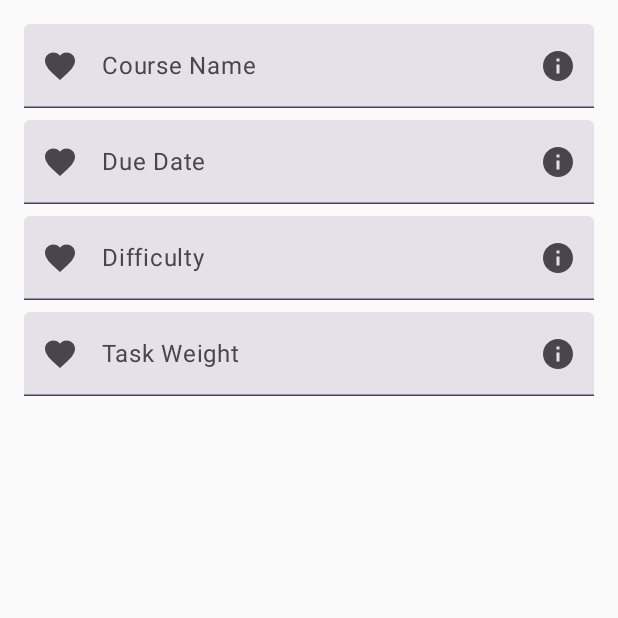
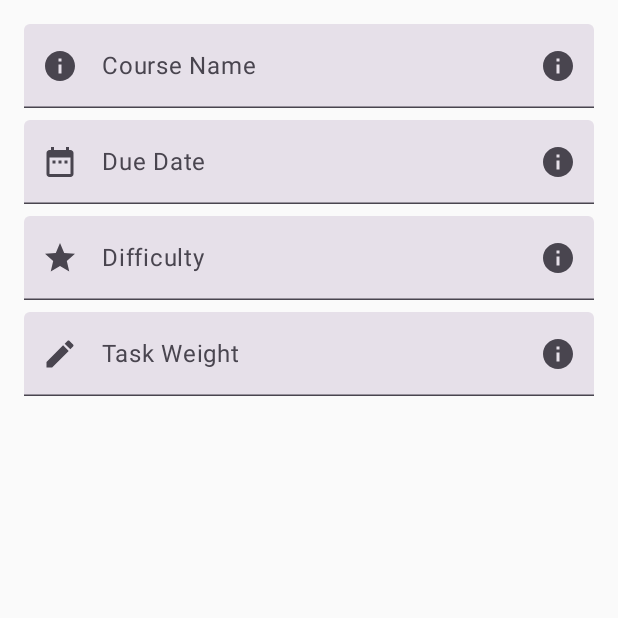
Before and after one commit to Langelozzi/qds-hacks-2024, an Android app built with Jetpack Compose: the screen it shows after launch (MainActivity), on a phone screen of 412 x 824 dp, the top half of it. Run offline under Robolectric (Android 15) with nearby library versions, the phone set to English and light mode, and no system bars.

Commit message:
Update enum with icon attribute

```diff
--- a/frontend/app/src/main/java/com/bcit/frontend/components/TaskForm.kt
+++ b/frontend/app/src/main/java/com/bcit/frontend/components/TaskForm.kt
@@ -27,7 +27,7 @@ fun TextFieldWithIcons(
         value = text,
         onValueChange = { text = it },
         placeholder = { Text(formField.displayName) },
-        leadingIcon = { Icon(Icons.Filled.Favorite, contentDescription = "${formField.displayName} icon") },
+        leadingIcon = { Icon(formField.icon(), contentDescription = "${formField.displayName} icon") },
         trailingIcon = { Icon(Icons.Filled.Info, contentDescription = "Info for ${formField.displayName}") },
         modifier = modifier.fillMaxWidth() // Apply the modifier to fill max width
 
--- a/frontend/app/src/main/java/com/bcit/frontend/enums/FormFieldsEnum.kt
+++ b/frontend/app/src/main/java/com/bcit/frontend/enums/FormFieldsEnum.kt
@@ -1,8 +1,15 @@
 package com.bcit.frontend.enums
 
-enum class FormFieldsEnum(val displayName: String) {
-    CourseName("Course Name"),
-    DueDate("Due Date"),
-    Difficulty("Difficulty"),
-    TaskWeight("Task Weight");
+import androidx.compose.material.icons.Icons
+import androidx.compose.material.icons.filled.DateRange
+import androidx.compose.material.icons.filled.Edit
+import androidx.compose.material.icons.filled.Info
+import androidx.compose.material.icons.filled.Star
+import androidx.compose.ui.graphics.vector.ImageVector
+
+enum class FormFieldsEnum(val displayName: String, val icon: () -> ImageVector) {
+    CourseName("Course Name", { Icons.Filled.Info }),
+    DueDate("Due Date", { Icons.Filled.DateRange }),
+    Difficulty("Difficulty", { Icons.Filled.Star }),
+    TaskWeight("Task Weight", { Icons.Filled.Edit });
 }
```
Also changed, not shown: frontend/app/src/main/java/com/bcit/frontend/pages/AddTaskPage.kt (renamed from frontend/app/src/main/java/com/bcit/frontend/pages/TaskPage.kt).
